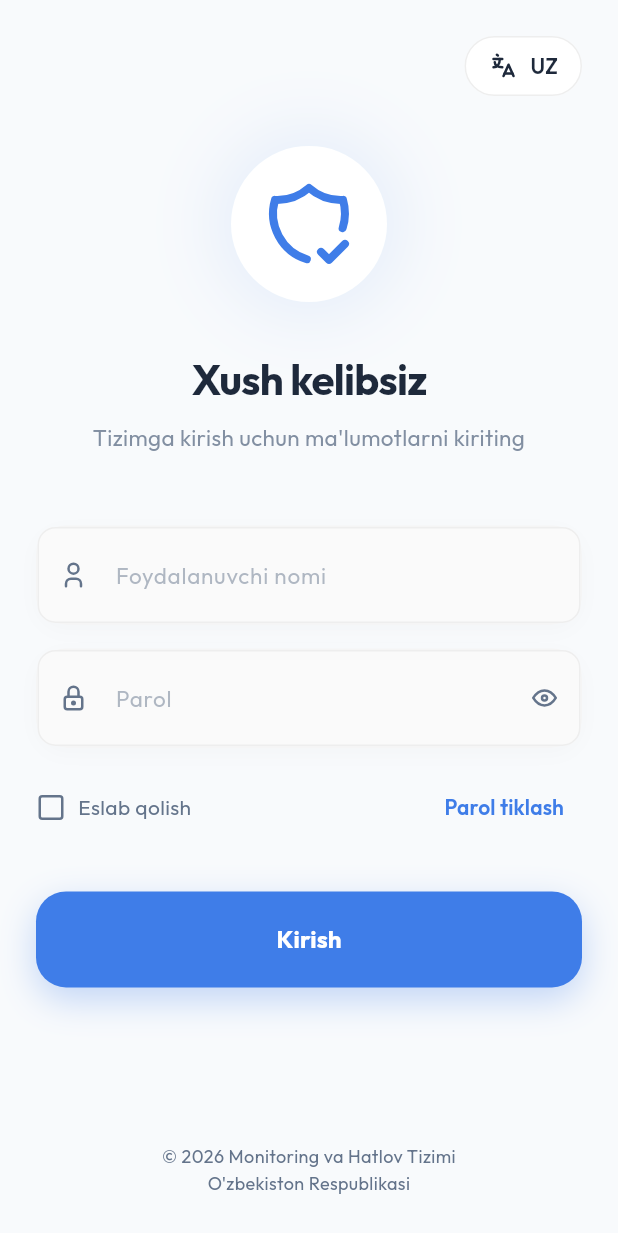
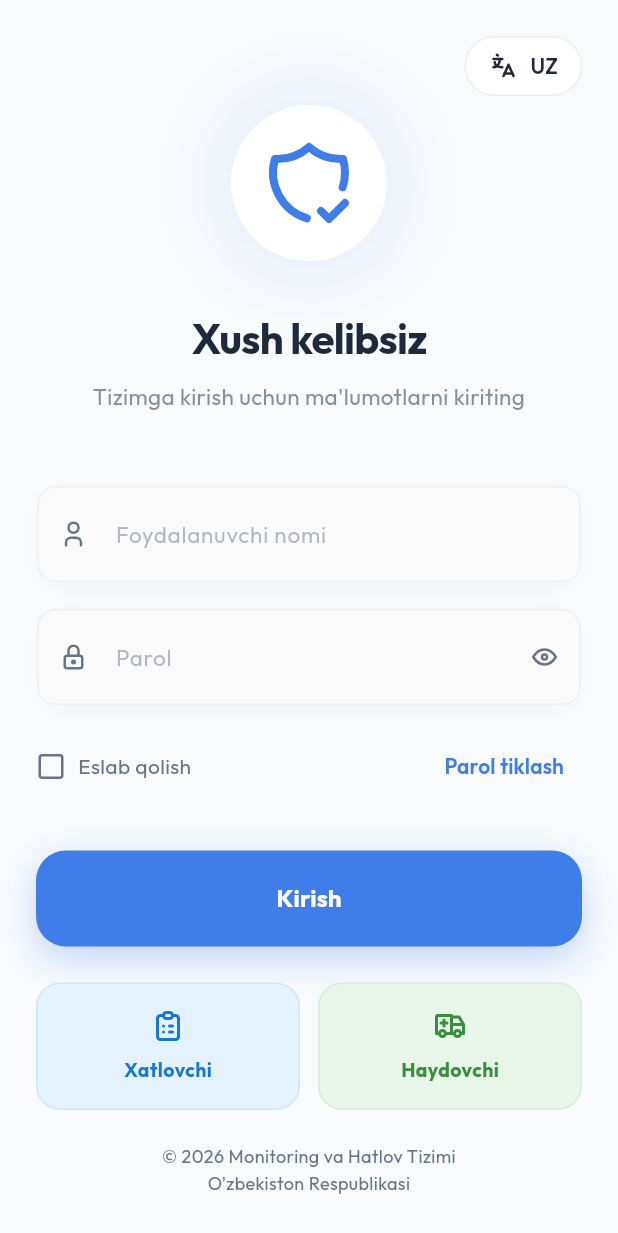
Before and after one commit to uz4studiosuz/demo_project, a Flutter app: the screen it shows after launch, on a phone screen of 412 x 824 dp. Shown: the top 1233 px of the screen. Run offline on Flutter 3.47's test engine with Material 3 defaults, Android fonts, the phone set to English and light mode, and no system bars; our stand-ins replace dropdown_search, flutter_map, flutter_tabler_icons, geolocator, latlong2, shared_preferences and 1 more; missing offline and left inert: flutter_map_marker_cluster, liquid_glass_bar; accounts and stored records are empty.

```diff
--- a/lib/pages/login.dart
+++ b/lib/pages/login.dart
@@ -369,7 +369,35 @@ class _LoginPageState extends State<LoginPage> {
                           );
                         },
                       ),
-
+                      const SizedBox(height: 24),
+                      // Quick Login (Demo)
+                      Row(
+                        children: [
+                          Expanded(
+                            child: _buildQuickLoginBtn(
+                              context: context,
+                              label: 'Xatlovchi',
+                              username: 'surveyor1',
+                              password: '1234',
+                              icon: TablerIcons.clipboard_list,
+                              color: const Color(0xFFE3F2FD),
+                              iconColor: Colors.blue.shade700,
+                            ),
+                          ),
+                          const SizedBox(width: 12),
+                          Expanded(
+                            child: _buildQuickLoginBtn(
+                              context: context,
+                              label: 'Haydovchi',
+                              username: 'driver1',
+                              password: '1234',
+                              icon: TablerIcons.ambulance,
+                              color: const Color(0xFFE8F5E9),
+                              iconColor: Colors.green.shade700,
+                            ),
+                          ),
+                        ],
+                      ),
                       const Spacer(flex: 3),
 
                       // Copyright
@@ -485,4 +513,53 @@ class _LoginPageState extends State<LoginPage> {
       ),
     );
   }
+
+  Widget _buildQuickLoginBtn({
+    required BuildContext context,
+    required String label,
+    required String username,
+    required String password,
+    required IconData icon,
+    required Color color,
+    required Color iconColor,
+  }) {
+    return InkWell(
+      onTap: () async {
+        _emailController.text = username;
+        _passwordController.text = password;
+        final provider = Provider.of<AppProvider>(context, listen: false);
+        bool success = await provider.login(username, password);
+        if (context.mounted) {
+          if (success) {
+            _navigateToDashboard(provider);
+          } else {
+            _showError(context);
+          }
+        }
+      },
+      borderRadius: BorderRadius.circular(16),
+      child: Container(
+        padding: const EdgeInsets.symmetric(vertical: 16, horizontal: 8),
+        decoration: BoxDecoration(
+          color: color,
+          borderRadius: BorderRadius.circular(16),
+          border: Border.all(color: iconColor.withValues(alpha: 0.1)),
+        ),
+        child: Column(
+          children: [
+            Icon(icon, color: iconColor, size: 24),
+            const SizedBox(height: 8),
+            Text(
+              label,
+              style: TextStyle(
+                fontSize: 13,
+                fontWeight: FontWeight.w700,
+                color: iconColor,
+              ),
+            ),
+          ],
+        ),
+      ),
+    );
+  }
 }
```
